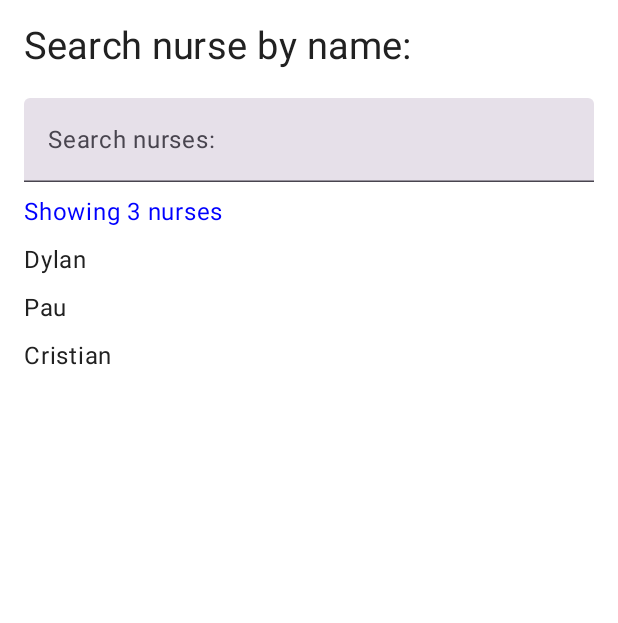
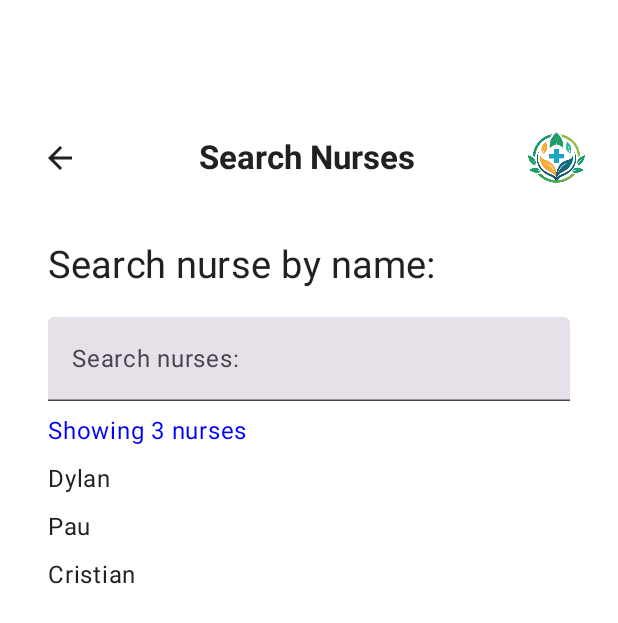
Before and after one commit to poksyy/hospital-project-frontend, an Android app built with Jetpack Compose: the composable MainScreen shown on its own in the app's theme, after a tap on "Search Nurses", on a phone screen of 412 x 824 dp. Shown: the top 623 px of the screen. Run offline under Robolectric (Android 15) with nearby library versions, the phone set to English and light mode, and no system bars.

```diff
--- a/app/src/main/java/com/example/hospital/ui/home/HomeScreen.kt
+++ b/app/src/main/java/com/example/hospital/ui/home/HomeScreen.kt
@@ -14,12 +14,11 @@ import androidx.compose.material3.*
 import androidx.compose.runtime.*
 import androidx.compose.ui.Alignment
 import androidx.compose.ui.Modifier
+import androidx.compose.ui.graphics.Color
 import androidx.compose.ui.res.painterResource
 import androidx.compose.ui.unit.dp
 import com.example.hospital.R
 import com.example.hospital.ui.theme.HospitalTheme
-import androidx.compose.material.icons.Icons
-import androidx.compose.material.icons.filled.ArrowBack
 import androidx.compose.ui.text.font.FontWeight
 
 class MainActivity : ComponentActivity() {
@@ -27,9 +26,23 @@ class MainActivity : ComponentActivity() {
         super.onCreate(savedInstanceState)
         setContent {
             HospitalTheme {
-                MainScreen(
-                    loginViewModel = LoginViewModel()
-                )
+                var isLoggedIn by remember { mutableStateOf(false) }
+
+                if (isLoggedIn) {
+                    MainScreen(
+                        loginViewModel = LoginViewModel(),
+                        onLogout = { isLoggedIn = false }
+                    )
+                } else {
+                    LoginScreen(
+                        loginViewModel = LoginViewModel(),
+                        onLoginResult = { isSuccess ->
+                            if (isSuccess) {
+                                isLoggedIn = true
+                            }
+                        },
+                    )
+                }
             }
         }
     }
@@ -37,19 +50,17 @@ class MainActivity : ComponentActivity() {
 
 @Composable
 fun MainScreen(
-    loginViewModel: LoginViewModel
+    loginViewModel: LoginViewModel,
+    onLogout: () -> Unit
 ) {
     var showListScreen by remember { mutableStateOf(false) }
     var showSearchScreen by remember { mutableStateOf(false) }
-    var showLoginScreen by remember { mutableStateOf(false) }
 
     val onBackPressed: () -> Unit = {
         if (showListScreen) {
             showListScreen = false
         } else if (showSearchScreen) {
             showSearchScreen = false
-        } else if (showLoginScreen) {
-            showLoginScreen = false
         }
     }
 
@@ -60,19 +71,7 @@ fun MainScreen(
             }
 
             showSearchScreen -> {
-                SearchScreen()
-            }
-
-            showLoginScreen -> {
-                LoginScreen(
-                    loginViewModel = loginViewModel,
-                    onLoginResult = { isSuccess ->
-                        if (isSuccess) {
-                            showLoginScreen = false
-                            showListScreen = true
-                        }
-                    }
-                )
+                SearchScreen(onBackPressed = onBackPressed)
             }
 
             else -> {
@@ -86,7 +85,7 @@ fun MainScreen(
                     Image(
                         painter = painterResource(id = R.drawable.hospital_logo),
                         contentDescription = "Hospital Logo",
-                        modifier = Modifier.size(200.dp)
+                        modifier = Modifier.size(250.dp)
                     )
 
                     Spacer(modifier = Modifier.height(32.dp))
@@ -100,7 +99,7 @@ fun MainScreen(
                     Spacer(modifier = Modifier.height(16.dp))
 
                     Text(
-                        text = "Welcome to Hospital Management",
+                        text = "Manage your hospital tasks with ease",
                         style = MaterialTheme.typography.titleMedium,
                         modifier = Modifier.padding(bottom = 32.dp)
                     )
@@ -113,9 +112,13 @@ fun MainScreen(
                         text = "List of Nurses",
                         onClick = { showListScreen = true }
                     )
+
+                    Spacer(modifier = Modifier.height(16.dp))
+
                     MainScreenButton(
-                        text = "Login",
-                        onClick = { showLoginScreen = true }
+                        text = "Logout",
+                        onClick = onLogout,
+                        buttonColor = Color(0xFFB71C1C)
                     )
                 }
             }
@@ -126,14 +129,16 @@ fun MainScreen(
 @Composable
 fun MainScreenButton(
     text: String,
-    onClick: () -> Unit
+    onClick: () -> Unit,
+    buttonColor: Color = MaterialTheme.colorScheme.primary
 ) {
     Button(
         onClick = onClick,
         modifier = Modifier
             .width(350.dp)
             .padding(vertical = 5.dp),
-        shape = RoundedCornerShape(13.dp)
+        shape = RoundedCornerShape(13.dp),
+        colors = ButtonDefaults.buttonColors(containerColor = buttonColor)
     ) {
         Text(text)
     }
--- a/app/src/main/java/com/example/hospital/ui/nurses/search/SearchNurseScreen.kt
+++ b/app/src/main/java/com/example/hospital/ui/nurses/search/SearchNurseScreen.kt
@@ -1,26 +1,68 @@
 package com.example.hospital.ui.nurses.search
 
-import androidx.compose.foundation.layout.Column
-import androidx.compose.foundation.layout.fillMaxWidth
-import androidx.compose.foundation.layout.padding
-import androidx.compose.material3.Text
-import androidx.compose.material3.TextField
+import androidx.compose.foundation.Image
+import androidx.compose.foundation.layout.*
+import androidx.compose.material.icons.Icons
+import androidx.compose.material.icons.automirrored.filled.ArrowBack
+import androidx.compose.material.icons.filled.ArrowBack
+import androidx.compose.material3.*
 import androidx.compose.runtime.Composable
 import androidx.compose.runtime.getValue
+import androidx.compose.ui.Alignment
 import androidx.compose.ui.Modifier
 import androidx.compose.ui.graphics.Color
+import androidx.compose.ui.res.painterResource
+import androidx.compose.ui.text.font.FontWeight
 import androidx.compose.ui.unit.dp
 import androidx.compose.ui.unit.sp
+import com.example.hospital.R
 
 @Composable
-// Observe the search text and filtered nurse list from the SearchNurseViewModel.
-fun SearchScreen(viewModel: SearchNurseViewModel = androidx.lifecycle.viewmodel.compose.viewModel()) {
-    // Observe  the state of the text.
+fun SearchScreen(viewModel: SearchNurseViewModel = androidx.lifecycle.viewmodel.compose.viewModel(), onBackPressed: () -> Unit) {
     val searchText by viewModel.searchText
-    // Observe the state of the filtered list.
     val filteredNurses by viewModel.filteredNurses
 
-    // Column for the inputs structure.
+    Column(
+        modifier = Modifier
+            .fillMaxSize()
+            .padding(16.dp)
+    ) {
+
+        Spacer(modifier = Modifier.height(64.dp))
+
+        // Header with Back Button, Title, and Logo
+        Row(
+            verticalAlignment = Alignment.CenterVertically,
+            modifier = Modifier.fillMaxWidth()
+        ) {
+            IconButton(onClick = { onBackPressed() }) {
+                Icon(
+                    imageVector = Icons.AutoMirrored.Filled.ArrowBack,
+                    contentDescription = "Back",
+                    modifier = Modifier.size(24.dp)
+                )
+            }
+
+            Spacer(modifier = Modifier.weight(1f))
+
+            Text(
+                text = "Search Nurses",
+                style = MaterialTheme.typography.titleLarge,
+                fontWeight = FontWeight.Bold
+            )
+
+            Spacer(modifier = Modifier.weight(1f))
+
+            Image(
+                painter = painterResource(id = R.drawable.hospital_logo),
+                contentDescription = "Hospital Logo",
+                modifier = Modifier.size(50.dp)
+            )
+        }
+
+        Spacer(modifier = Modifier.height(16.dp))
+
+        // Search Bar and Information
         Column(
             modifier = Modifier.padding(16.dp)
         ) {
@@ -31,13 +73,14 @@ fun SearchScreen(viewModel: SearchNurseViewModel = androidx.lifecycle.viewmodel.
             )
 
             // Search bar for nurses.
-        TextField(value = searchText,
+            TextField(
+                value = searchText,
                 onValueChange = { newText -> viewModel.updateSearchText(newText) },
                 label = { Text("Search nurses:") },
                 modifier = Modifier.fillMaxWidth(),
                 singleLine = true
             )
-        // Information text for how many nurses has been found.
+            // Information text for how many nurses have been found.
             Text(
                 text = "Showing ${filteredNurses.size} nurses",
                 modifier = Modifier.padding(top = 8.dp),
@@ -47,8 +90,10 @@ fun SearchScreen(viewModel: SearchNurseViewModel = androidx.lifecycle.viewmodel.
             // Show the nurses list below the search bar.
             filteredNurses.forEach { nurse ->
                 Text(
-                text = nurse, modifier = Modifier.padding(top = 8.dp)
+                    text = nurse,
+                    modifier = Modifier.padding(top = 8.dp)
                 )
             }
         }
     }
+}
```
Also changed, not shown: app/src/main/java/com/example/hospital/ui/auth/LoginScreen.kt (+45 -27 lines), app/src/main/res/drawable/cross.png (deleted). Lines whose indentation alone changed are shown as unchanged.
